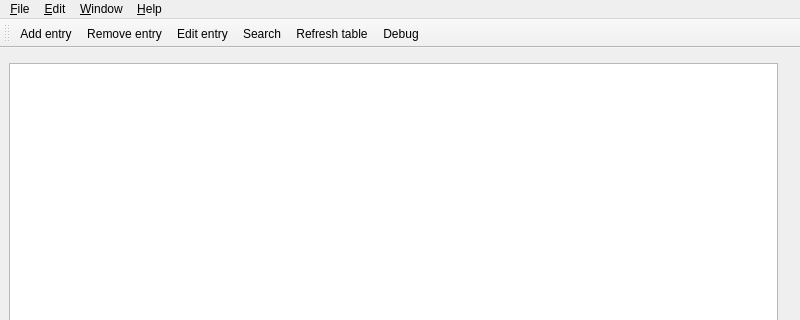
This is amt/views/ui/mainwindow.ui in eg0rim/amt as Qt 5 draws it before an edit; both pictures show x 0 to 800 and y 0 to 320 of the 800 by 600 pixel window. The edited form follows.
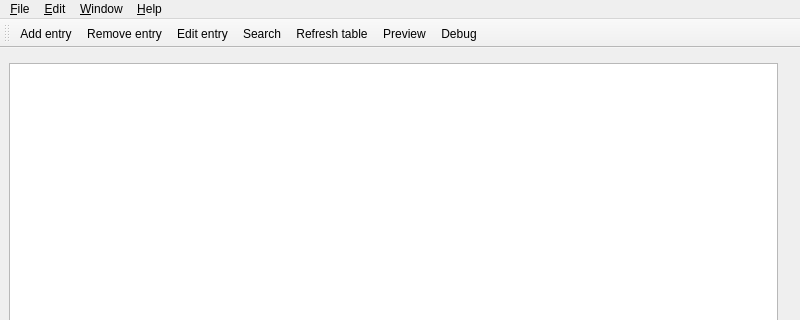
This is the edited form. Custom widgets are drawn as their Qt base class.

Commit message: preview can be toggled

What changed in the file:
```diff
--- a/amt/views/ui/mainwindow.ui
+++ b/amt/views/ui/mainwindow.ui
@@ -109,6 +109,7 @@
    <addaction name="actionEdit"/>
    <addaction name="actionSearch"/>
    <addaction name="actionUpdate"/>
+   <addaction name="actionPreview"/>
    <addaction name="actionDebug"/>
   </widget>
   <action name="actionAbout">
@@ -215,6 +216,17 @@
     <string>Ctrl+F</string>
    </property>
   </action>
+  <action name="actionPreview">
+   <property name="text">
+    <string>Preview</string>
+   </property>
+   <property name="toolTip">
+    <string>Preview entry</string>
+   </property>
+   <property name="shortcut">
+    <string>Ctrl+P</string>
+   </property>
+  </action>
  </widget>
  <customwidgets>
   <customwidget>
```
Left out of the diff: 13 changed lines with no effect on the pictures. The commit also changes 4 other files.
